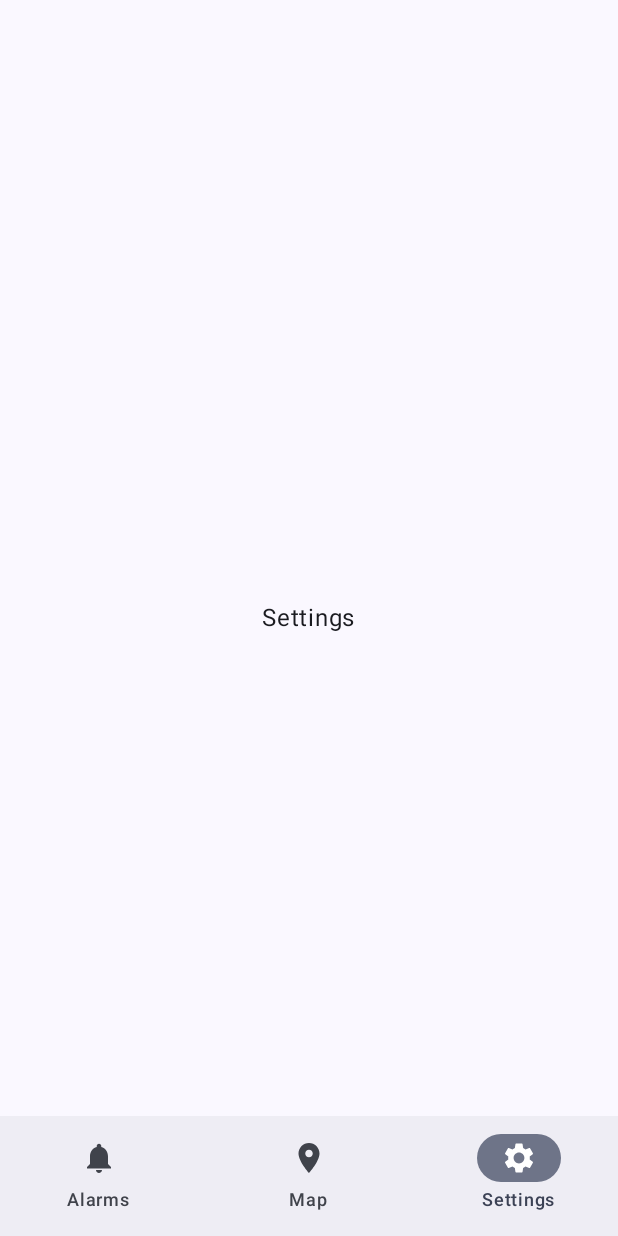
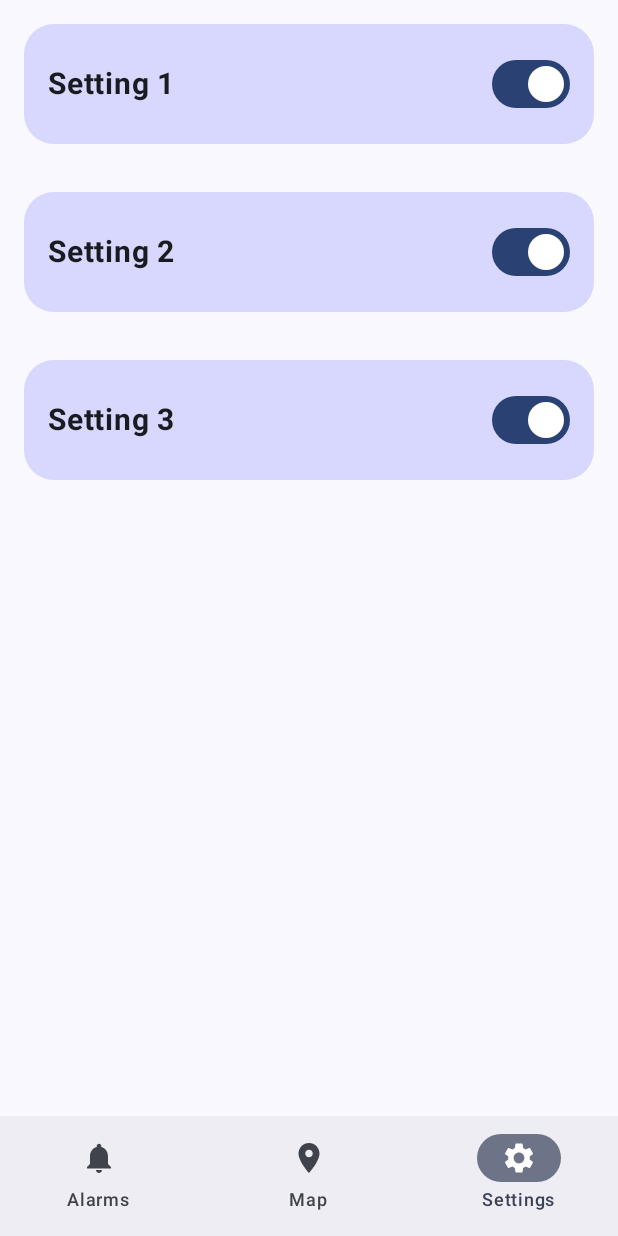
Before and after one commit to zorkomaj/Alarm_App, an Android app built with Jetpack Compose: the screen it shows after launch (MainActivity), item 3 of the bottom bar chosen, on a phone screen of 412 x 824 dp. Run offline under Robolectric (Android 15) with nearby library versions, the phone set to English and light mode, and no system bars.

Commit message:
Made Maps & Settings
Made the Maps Screen and Settings UI

```diff
--- a/app/src/main/AndroidManifest.xml
+++ b/app/src/main/AndroidManifest.xml
@@ -1,6 +1,8 @@
 <?xml version="1.0" encoding="utf-8"?>
 <manifest xmlns:android="http://schemas.android.com/apk/res/android"
     xmlns:tools="http://schemas.android.com/tools">
+    <uses-permission android:name="android.permission.ACCESS_COARSE_LOCATION" />
+    <uses-permission android:name="android.permission.ACCESS_FINE_LOCATION" />
 
     <application
         android:allowBackup="true"
@@ -23,6 +25,9 @@
                 <category android:name="android.intent.category.LAUNCHER" />
             </intent-filter>
         </activity>
+        <meta-data
+            android:name="com.google.android.geo.API_KEY"
+            android:value="${MAPS_API_KEY}" />
     </application>
 
 </manifest>
--- a/app/src/main/java/com/example/alarm_app/ui/SettingsScreen.kt
+++ b/app/src/main/java/com/example/alarm_app/ui/SettingsScreen.kt
@@ -1,20 +1,88 @@
 package com.example.alarm_app.ui
 
-import androidx.compose.foundation.layout.Arrangement
-import androidx.compose.foundation.layout.Column
-import androidx.compose.foundation.layout.fillMaxSize
+import androidx.compose.foundation.background
+import androidx.compose.foundation.layout.*
+import androidx.compose.foundation.lazy.LazyColumn
+import androidx.compose.foundation.lazy.items
+import androidx.compose.foundation.shape.RoundedCornerShape
+import androidx.compose.material3.Button
+import androidx.compose.material3.Switch
 import androidx.compose.material3.Text
-import androidx.compose.runtime.Composable
+import androidx.compose.runtime.*
 import androidx.compose.ui.Alignment
 import androidx.compose.ui.Modifier
+import androidx.compose.ui.graphics.Color
+import androidx.compose.ui.text.font.FontWeight
+import androidx.compose.ui.unit.dp
+import androidx.compose.ui.unit.sp
 
 @Composable
 fun SettingsScreen(modifier: Modifier = Modifier) {
-    Column(
-        modifier = modifier.fillMaxSize(),
-        verticalArrangement = Arrangement.Center,
-        horizontalAlignment = Alignment.CenterHorizontally,
-    ) {
-        Text(text = "Settings")
+    val settingsList = listOf("Setting 1", "Setting 2", "Setting 3")
+    val checkedStates = remember { mutableStateListOf(true, true, true) }
+
+    Column(modifier = modifier.fillMaxSize()) {
+        LazyColumn(modifier = Modifier.weight(1f)) {
+            items(settingsList) { setting ->
+                val index = settingsList.indexOf(setting)
+                SettingRow(
+                    settingName = setting,
+                    checked = checkedStates[index],
+                    onCheckedChange = {
+                        checkedStates[index] = it
+                    }
+                )
+            }
+        }
+
+        Spacer(modifier = Modifier.height(16.dp))
+
+        Row(
+            modifier = Modifier
+                .fillMaxWidth()
+                .padding(16.dp),
+            horizontalArrangement = Arrangement.Center
+        ) {
+            Button(
+                onClick = {  },
+                modifier = Modifier.padding(end = 8.dp)
+            ) {
+                Text("Import")
+            }
+            Button(
+                onClick = {  },
+                modifier = Modifier.padding(start = 8.dp)
+            ) {
+                Text("Export")
+            }
+        }
     }
 }
+
+@Composable
+fun SettingRow(settingName: String, checked: Boolean, onCheckedChange: (Boolean) -> Unit) {
+    Row(
+        modifier = Modifier
+            .padding(16.dp, 16.dp, 16.dp, 16.dp)
+            .background(Color(0xd1d1d1ff), shape = RoundedCornerShape(20.dp))
+            .fillMaxWidth()
+            .padding(16.dp),
+        verticalAlignment = Alignment.CenterVertically
+    ) {
+        Column(
+            modifier = Modifier.weight(1f)
+        ) {
+            Text(
+                text = settingName,
+                fontWeight = FontWeight.Bold,
+                fontSize = 20.sp
+            )
+        }
+
+        Switch(
+            checked = checked,
+            onCheckedChange = onCheckedChange,
+            modifier = Modifier.padding(start = 50.dp)
+        )
+    }
+}
--- a/build.gradle.kts
+++ b/build.gradle.kts
@@ -4,3 +4,9 @@ plugins {
     alias(libs.plugins.kotlin.android) apply false
     alias(libs.plugins.kotlin.compose) apply false
 }
+
+buildscript {
+    dependencies {
+        classpath("com.google.android.libraries.mapsplatform.secrets-gradle-plugin:secrets-gradle-plugin:2.0.1")
+    }
+}
--- a/gradle/libs.versions.toml
+++ b/gradle/libs.versions.toml
@@ -8,6 +8,7 @@ espressoCore = "3.6.1"
 lifecycleRuntimeKtx = "2.8.7"
 activityCompose = "1.9.3"
 composeBom = "2024.04.01"
+playServicesLocation = "21.3.0"
 
 [libraries]
 androidx-core-ktx = { group = "androidx.core", name = "core-ktx", version.ref = "coreKtx" }
@@ -24,6 +25,7 @@ androidx-ui-tooling-preview = { group = "androidx.compose.ui", name = "ui-toolin
 androidx-ui-test-manifest = { group = "androidx.compose.ui", name = "ui-test-manifest" }
 androidx-ui-test-junit4 = { group = "androidx.compose.ui", name = "ui-test-junit4" }
 androidx-material3 = { group = "androidx.compose.material3", name = "material3" }
+play-services-location = { group = "com.google.android.gms", name = "play-services-location", version.ref = "playServicesLocation" }
 
 [plugins]
 android-application = { id = "com.android.application", version.ref = "agp" }
```
Also changed, not shown: app/build.gradle.kts (+22 -1 lines), app/src/main/java/com/example/alarm_app/ui/MapScreen.kt (+35 -7 lines), 2 other files.
